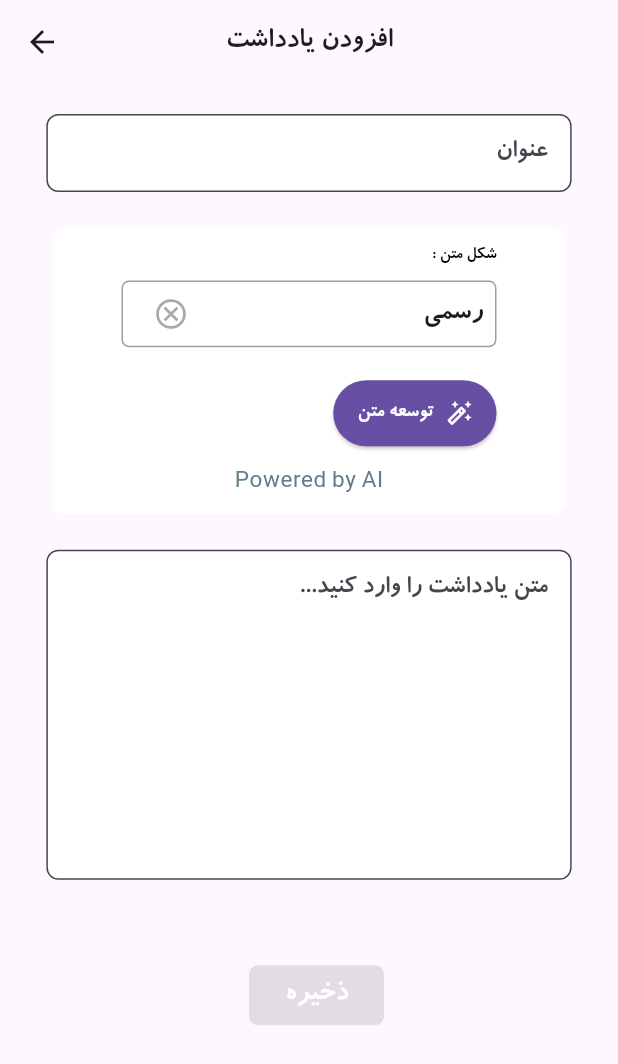
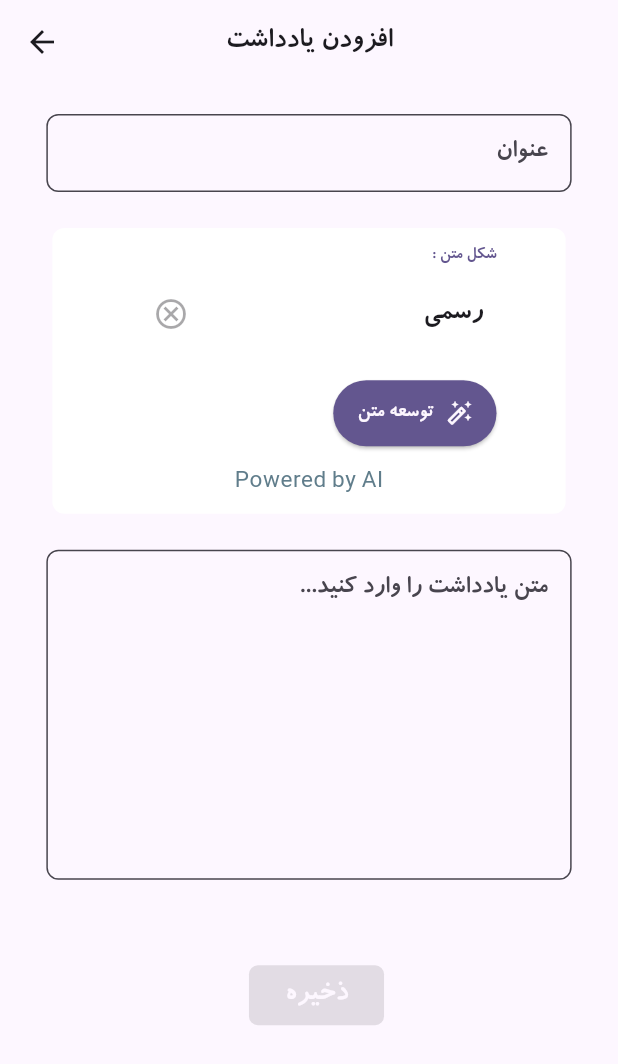
Before and after one commit to Poya403/PowNotAl, a Flutter app: the screen it shows after launch, after a tap on the "keyboard arrow down" icon, after a tap on the "add" icon, on a phone screen of 412 x 824 dp. Shown: the top 1064 px of the screen. Run offline on Flutter 3.47's test engine with Material 3 defaults, Android fonts, the light colour scheme and no system bars; our stand-ins replace connectivity_plus, google_sign_in, shamsi_date, share_plus, sqflite, sqflite_common_ffi; missing offline and left inert: googleapis, persian_datetime_picker; accounts and stored records are empty.

Commit message:
The Dark and Light theme section has been improved.

```diff
--- a/lib/app.dart
+++ b/lib/app.dart
@@ -26,7 +26,46 @@ class MyApp extends StatelessWidget {
       child: MaterialApp(
         debugShowCheckedModeBanner: false,
         title: 'flutter demo',
+
         theme: ThemeData(
+          brightness: Brightness.light,
+          fontFamily: 'FarsiFonts',
+
+          colorScheme: ColorScheme.fromSeed(
+              seedColor: Colors.deepPurpleAccent,
+              surfaceContainerHighest: Colors.white
+          ),
+
+          textTheme: const TextTheme(
+            bodySmall: TextStyle(fontSize: 15),
+            bodyMedium: TextStyle(fontSize: 16),
+            bodyLarge: TextStyle(fontSize: 18),
+            titleSmall: TextStyle(fontSize: 20),
+            titleMedium: TextStyle(fontSize: 25),
+            titleLarge: TextStyle(fontSize: 35),
+          ),
+        ),
+
+
+        darkTheme: ThemeData(
+          colorScheme:  ColorScheme.dark(
+            primary: Colors.deepPurpleAccent,
+              secondary: Colors.deepPurpleAccent,
+              background: Colors.grey,
+              surface: Color(0xFF1E1E1E),
+              onPrimary: Colors.white,
+              onSecondary: Colors.white,
+              onSurface: Colors.white,
+              onBackground: Colors.white,
+              surfaceContainerHighest: Colors.grey[800],
+              error: Colors.redAccent,
+              onError: Colors.white,
+          ),
+          brightness: Brightness.dark,
+          inputDecorationTheme: InputDecorationTheme(
+            filled: true,
+            fillColor: Colors.grey,
+          ),
           fontFamily: 'FarsiFonts',
           textTheme: const TextTheme(
             bodySmall: TextStyle(fontSize: 15),
@@ -34,18 +73,22 @@ class MyApp extends StatelessWidget {
             bodyLarge: TextStyle(fontSize: 18),
             titleSmall: TextStyle(fontSize: 20),
             titleMedium: TextStyle(fontSize: 25),
-                  titleLarge: TextStyle(fontSize: 35)
-              )
+            titleLarge: TextStyle(fontSize: 35),
           ),
+          primaryColor: Colors.deepPurpleAccent
+        ),
+
+        themeMode: ThemeMode.system,
+
         initialRoute: '/',
         home: MenuScreen(),
         routes: {
-            '/notes' : (context) => const NoteListScreen(),
+          '/notes': (context) => const NoteListScreen(),
           '/trash_list': (context) => const TrashScreen(),
           '/backup': (context) => const BackUpScreen(),
-            '/note_edit' : (context) => const NoteEditScreen(),
-            '/note_view' : (context) => const NoteDetailScreen(),
-          }
+          '/note_edit': (context) => const NoteEditScreen(),
+          '/note_view': (context) => const NoteDetailScreen(),
+        },
       ),
     );
   }
--- a/lib/features/backup_panel/screens/back_up_screen.dart
+++ b/lib/features/backup_panel/screens/back_up_screen.dart
@@ -43,7 +43,7 @@ class _BackUpScreenState extends State<BackUpScreen> {
         child: Card(
           shape: RoundedRectangleBorder(borderRadius: AppRadius.radius10),
           elevation: 2,
-          color: Colors.white,
+          color: Theme.of(context).colorScheme.surface,
           child: Padding(
             padding: isDesktop
                 ? const EdgeInsets.fromLTRB(100, 40, 100, 40)
--- a/lib/features/note/screens/note_detail_screen.dart
+++ b/lib/features/note/screens/note_detail_screen.dart
@@ -94,7 +94,7 @@ class _NoteDetailScreenState extends State<NoteDetailScreen> {
                     shape: RoundedRectangleBorder(
                       borderRadius: AppRadius.radius16,
                     ),
-                    color: Colors.white,
+                    color: Theme.of(context).colorScheme.surfaceContainerHighest,
                     child: Padding(
                       padding: const EdgeInsets.all(16.0),
                       child: SingleChildScrollView(
@@ -150,7 +150,7 @@ class CustomButton extends StatelessWidget {
             onPressed: enabled ? onPressed : null,
             child: Icon(
               icon,
-              color: Colors.white,
+              color: Theme.of(context).colorScheme.surface,
             )
           ),
         ),
--- a/lib/features/note/screens/note_edit_screen.dart
+++ b/lib/features/note/screens/note_edit_screen.dart
@@ -232,7 +232,7 @@ class CustomButton extends StatelessWidget {
             title,
             style: Theme.of(
               context,
-            ).textTheme.titleSmall?.copyWith(color: Colors.white),
+            ).textTheme.titleSmall?.copyWith(color: Theme.of(context).colorScheme.surface),
           ),
         ),
       ),
--- a/lib/features/note/screens/note_enhancer_screen.dart
+++ b/lib/features/note/screens/note_enhancer_screen.dart
@@ -89,7 +89,7 @@ class _NoteEnhancerScreenState extends State<NoteEnhancerScreen> {
                   shape: RoundedRectangleBorder(
                       borderRadius: BorderRadius.circular(8)),
                   elevation: 0,
-                  color: Colors.white,
+                  color: Theme.of(context).colorScheme.surfaceContainerHighest,
                   child: Padding(
                     padding: EdgeInsets.fromLTRB(32.0, 10.0, 32, 10.0),
                     child: Column(
@@ -133,12 +133,14 @@ class _NoteEnhancerScreenState extends State<NoteEnhancerScreen> {
                                         onPressed: canPress ? handleDevelopText : null,
                                         icon: Icon(
                                           Icons.auto_fix_high_outlined,
-                                          color: canPress ? Colors.white : Colors.grey[400],
+                                          color: canPress
+                                              ? Theme.of(context).colorScheme.surface : Colors.grey[400],
                                         ),
                                         label: Text(
                                           AppTexts.developText,
                                           style: TextStyle(
-                                              color: canPress ? Colors.white : Colors.grey[400]
+                                              color: canPress
+                                                  ? Theme.of(context).colorScheme.surface : Colors.grey[400]
                                           ),
                                         ),
                                         style: ElevatedButton.styleFrom(
--- a/lib/features/note/screens/note_list_screen.dart
+++ b/lib/features/note/screens/note_list_screen.dart
@@ -58,16 +58,16 @@ class _NoteListScreenState extends State<NoteListScreen> {
                           Theme.of(context).primaryColor,
                         ),
                         child: provider.isLoading
-                            ? const SizedBox(
+                            ? SizedBox(
                           height: 18,
                           width: 18,
                           child: CircularProgressIndicator(
                             strokeWidth: 2,
-                            color: Colors.white,
+                            color: Theme.of(context).colorScheme.surface,
                           ),
                         )
-                            : const Icon(Icons.refresh,
-                            color: Colors.white),
+                            : Icon(Icons.refresh,
+                            color: Theme.of(context).colorScheme.surface),
                       ),
                     ),
                   ],
@@ -94,7 +94,7 @@ class _NoteListScreenState extends State<NoteListScreen> {
                         shape: RoundedRectangleBorder(
                           borderRadius: AppRadius.radius16,
                         ),
-                        color: Colors.white,
+                        color: Theme.of(context).colorScheme.surfaceContainerHighest,
                         child: ListTile(
                           contentPadding: EdgeInsets.symmetric(
                             horizontal: 16,
@@ -109,7 +109,7 @@ class _NoteListScreenState extends State<NoteListScreen> {
                                     ).colorScheme.primary,
                                     child: Icon(
                                       Icons.note,
-                                      color: Colors.white,
+                                      color: Theme.of(context).colorScheme.surface,
                                     ),
                                   ),
                                 )
@@ -211,13 +211,13 @@ class _NoteListScreenState extends State<NoteListScreen> {
                           color: Colors.red,
                           alignment: Alignment.centerLeft,
                           padding: EdgeInsets.symmetric(horizontal: 20),
-                          child: Icon(Icons.delete, color: Colors.white),
+                          child: Icon(Icons.delete, color: Theme.of(context).colorScheme.surface),
                         ),
                         secondaryBackground: Container(
                           color: Colors.blue,
                           alignment: Alignment.centerRight,
                           padding: EdgeInsets.symmetric(horizontal: 20),
-                          child: Icon(Icons.edit, color: Colors.white),
+                          child: Icon(Icons.edit, color: Theme.of(context).colorScheme.surface),
                         ),
                         confirmDismiss: (direction) async {
                           if (direction == DismissDirection.startToEnd) {
--- a/lib/widgets/text_fields/custom_drop_down_field.dart
+++ b/lib/widgets/text_fields/custom_drop_down_field.dart
@@ -28,9 +28,9 @@ class CustomDropdownField extends StatelessWidget {
       children: [
         Text(
           '$labelText :',
-          style: const TextStyle(
+          style: TextStyle(
               fontSize: 12,
-              color: Colors.black
+              color: Theme.of(context).colorScheme.primary
           ),
           textDirection: TextDirection.rtl,
         ),
@@ -43,7 +43,7 @@ class CustomDropdownField extends StatelessWidget {
               padding: const EdgeInsets.symmetric(horizontal: 8),
               decoration: BoxDecoration(
                 borderRadius: BorderRadius.circular(5),
-                border: Border.all(color: Colors.grey),
+                border: Border.all(color: Theme.of(context).colorScheme.surfaceContainerHighest),
               ),
               child: SizedBox(
                 height: 42.5,
@@ -51,7 +51,10 @@ class CustomDropdownField extends StatelessWidget {
                   child: DropdownButton<String>(
                     isExpanded: true,
                     value: items.contains(value) ? value : null,
-                    hint: const Text("انتخاب کنید",style: TextStyle(color: Colors.grey)),
+                    hint: Text(
+                        "انتخاب کنید",
+                        style: TextStyle(color: Theme.of(context).colorScheme.surface))
+                    ,
                     style: Theme.of(context).textTheme.titleSmall,
                     items: items.map((String item) {
                       return DropdownMenuItem(
@@ -62,7 +65,7 @@ class CustomDropdownField extends StatelessWidget {
                     onChanged: onChanged,
                     icon: value != null ? IconButton(
                       icon: Icon(Icons.cancel_outlined),
-                      color: Colors.grey,
+                      color: Theme.of(context).colorScheme.surface,
                       onPressed: onPressed,
                     ) : null,
                   ),
--- a/lib/widgets/text_fields/custom_text_field.dart
+++ b/lib/widgets/text_fields/custom_text_field.dart
@@ -57,7 +57,9 @@ class _CustomTextFieldState extends State<CustomTextField> {
             minLines: widget.minLines,
             style: Theme.of(context).textTheme.titleMedium?.copyWith(
               fontSize: isDesktop ? widget.fontSize : widget.fontSize * 0.9,
-              color: widget.readOnly ? Colors.grey.shade600 : Colors.black,
+              color: widget.readOnly
+                  ? Theme.of(context).disabledColor
+                  : Theme.of(context).colorScheme.onSurface,
             ),
             decoration: InputDecoration(
               labelText: widget.labelText,
@@ -66,13 +68,15 @@ class _CustomTextFieldState extends State<CustomTextField> {
               ),
               focusedBorder: OutlineInputBorder(
                 borderRadius: widget.borderRadius ?? BorderRadius.circular(8),
-                borderSide: const BorderSide(color: Colors.blue, width: 2),
+                borderSide: BorderSide(color: Theme.of(context).colorScheme.primary, width: 2),
               ),
               prefixIcon: widget.prefixIcon,
               suffixIcon: widget.suffixIcon,
               alignLabelWithHint: true,
               filled: widget.filled,
-              fillColor: widget.readOnly ? Colors.grey.shade100 : Colors.white,
+              fillColor: widget.readOnly
+                  ? Theme.of(context).colorScheme.surfaceContainerHighest
+                  : Theme.of(context).colorScheme.surface,
               contentPadding: const EdgeInsets.symmetric(vertical: 14, horizontal: 12),
             ),
           ),
```
Also changed, not shown: lib/features/trash_panel/screens/trash_screen.dart (+5 -5 lines), lib/widgets/text_fields/custom_persian_date_picker.dart (+16 -11 lines). Lines whose indentation alone changed are shown as unchanged.
